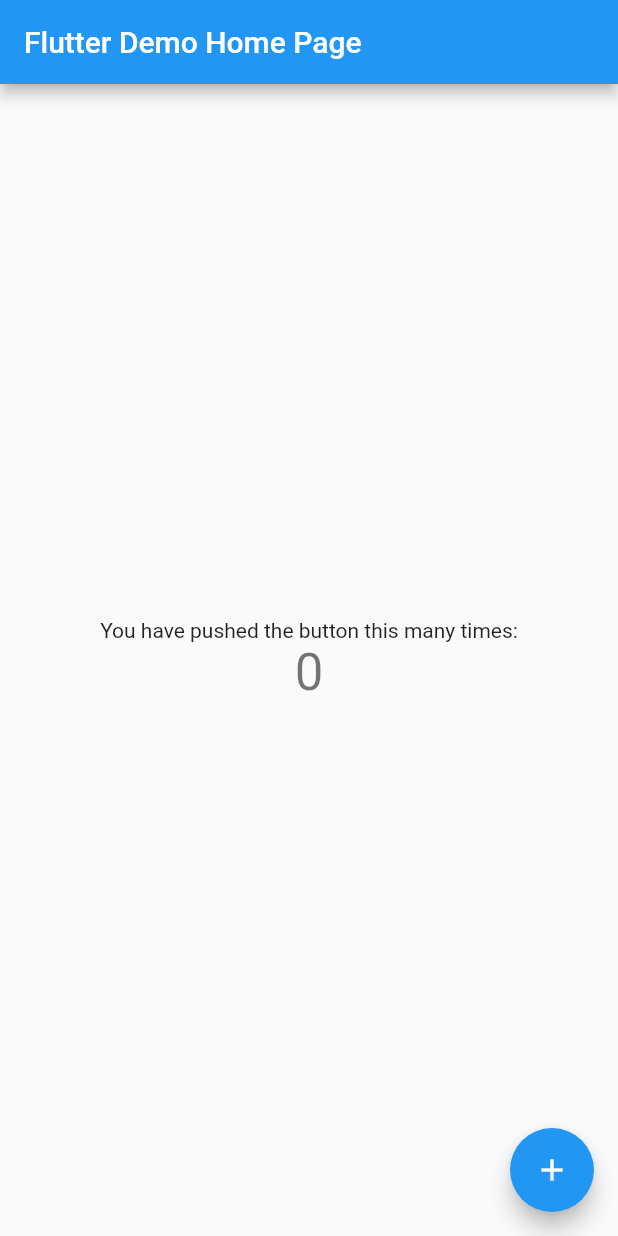
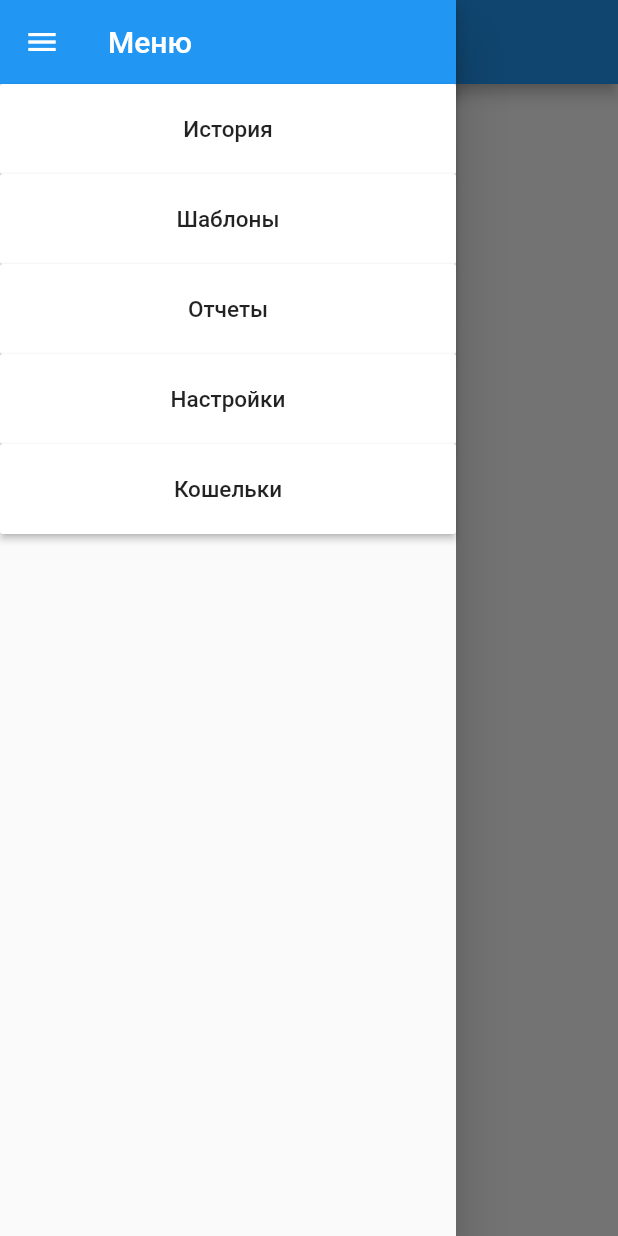
Before and after one commit to andryfaciy/Flatter_App, a Flutter app: the screen it shows after launch, with the side drawer open (before the commit the screen has no drawer), on a phone screen of 412 x 824 dp. Run offline on Flutter 3.47's test engine with Material 2 defaults, Android fonts, the phone set to English and light mode, and no system bars.

Commit message:
Update main.dart

```diff
--- a/flutter_app/lib/main.dart
+++ b/flutter_app/lib/main.dart
@@ -1,117 +1,187 @@
 import 'package:flutter/material.dart';
 
 void main() {
-  runApp(MyApp());
+  runApp(new MyApp());
 }
 
 class MyApp extends StatelessWidget {
-  // This widget is the root of your application.
   @override
   Widget build(BuildContext context) {
-    return MaterialApp(
+    return new MaterialApp(
       title: 'Flutter Demo',
-      theme: ThemeData(
-        // This is the theme of your application.
-        //
-        // Try running your application with "flutter run". You'll see the
-        // application has a blue toolbar. Then, without quitting the app, try
-        // changing the primarySwatch below to Colors.green and then invoke
-        // "hot reload" (press "r" in the console where you ran "flutter run",
-        // or simply save your changes to "hot reload" in a Flutter IDE).
-        // Notice that the counter didn't reset back to zero; the application
-        // is not restarted.
-        primarySwatch: Colors.blue,
-        // This makes the visual density adapt to the platform that you run
-        // the app on. For desktop platforms, the controls will be smaller and
-        // closer together (more dense) than on mobile platforms.
-        visualDensity: VisualDensity.adaptivePlatformDensity,
-      ),
-      home: MyHomePage(title: 'Flutter Demo Home Page'),
+      home: new MyHomePage(),
     );
   }
 }
 
 class MyHomePage extends StatefulWidget {
-  MyHomePage({Key key, this.title}) : super(key: key);
-
-  // This widget is the home page of your application. It is stateful, meaning
-  // that it has a State object (defined below) that contains fields that affect
-  // how it looks.
-
-  // This class is the configuration for the state. It holds the values (in this
-  // case the title) provided by the parent (in this case the App widget) and
-  // used by the build method of the State. Fields in a Widget subclass are
-  // always marked "final".
-
-  final String title;
-
   @override
-  _MyHomePageState createState() => _MyHomePageState();
+  _MyHomePageState createState() => new _MyHomePageState();
 }
 
 class _MyHomePageState extends State<MyHomePage> {
-  int _counter = 0;
+  @override
+  Widget build(BuildContext context) {
+    return new Scaffold(
+      appBar: new AppBar(
+        title: new Text('История'),
+      ),
+      drawer: new Drawer(
+          child: new ListView(
+            children: <Widget>[
+              new AppBar(
+                title: new Text('Меню'),
+              ),
+              ButtonTheme(
+                height: 60,
+                child: RaisedButton(
+                  onPressed: () {Navigator.push(context,MaterialPageRoute(builder: (context) => MyHomePage()));},
+                  child: Text('История', style: TextStyle(fontSize: 15)),
+                  color: Colors.white,
+                ),
+              ),
+              ButtonTheme(
+                height: 60,
+                child: RaisedButton(
+                  onPressed: () {Navigator.push(context,MaterialPageRoute(builder: (context) => TemplatesPage()));},
+                  child: Text('Шаблоны', style: TextStyle(fontSize: 15)),
+                  color: Colors.white,
+                ),
+              ),
+              ButtonTheme(
+                height: 60,
+                child: RaisedButton(
+                  onPressed: () {Navigator.push(context,MaterialPageRoute(builder: (context) => ReportsPage()));},
+                  child: Text('Отчеты', style: TextStyle(fontSize: 15)),
+                  color: Colors.white,
+                ),
+              ),
+              ButtonTheme(
+                height: 60,
+                child: RaisedButton(
+                  onPressed: () {Navigator.push(context,MaterialPageRoute(builder: (context) => SettingsPage()));},
+                  child: Text('Настройки', style: TextStyle(fontSize: 15)),
+                  color: Colors.white,
+                ),
+              ),
+              ButtonTheme(
+                  height: 60,
+                  child: RaisedButton(
+                    onPressed: () {Navigator.push(context,MaterialPageRoute(builder: (context) => WalletsPage()));},
+                    child: Text('Кошельки', style: TextStyle(fontSize: 15)),
+                    color: Colors.white,
+                  ))
 
-  void _incrementCounter() {
-    setState(() {
-      // This call to setState tells the Flutter framework that something has
-      // changed in this State, which causes it to rerun the build method below
-      // so that the display can reflect the updated values. If we changed
-      // _counter without calling setState(), then the build method would not be
-      // called again, and so nothing would appear to happen.
-      _counter++;
-    });
+            ],
+          )),
+    );
+  }
+}
+
+class SettingsPage extends StatefulWidget {
+
+  @override
+  State<StatefulWidget> createState() => new _TabsPageState();
+}
+
+class _TabsPageState extends State<SettingsPage>{
+  bool isInstructionView;
+  @override
+  void initState() {
+    isInstructionView = Global.shared.isInstructionView;
+    super.initState();
   }
 
   @override
   Widget build(BuildContext context) {
-    // This method is rerun every time setState is called, for instance as done
-    // by the _incrementCounter method above.
-    //
-    // The Flutter framework has been optimized to make rerunning build methods
-    // fast, so that you can just rebuild anything that needs updating rather
-    // than having to individually change instances of widgets.
     return Scaffold(
-      appBar: AppBar(
-        // Here we take the value from the MyHomePage object that was created by
-        // the App.build method, and use it to set our appbar title.
-        title: Text(widget.title),
+      appBar: new AppBar(
+        title: new Text("Настройки"),
       ),
-      body: Center(
-        // Center is a layout widget. It takes a single child and positions it
-        // in the middle of the parent.
-        child: Column(
-          // Column is also a layout widget. It takes a list of children and
-          // arranges them vertically. By default, it sizes itself to fit its
-          // children horizontally, and tries to be as tall as its parent.
-          //
-          // Invoke "debug painting" (press "p" in the console, choose the
-          // "Toggle Debug Paint" action from the Flutter Inspector in Android
-          // Studio, or the "Toggle Debug Paint" command in Visual Studio Code)
-          // to see the wireframe for each widget.
-          //
-          // Column has various properties to control how it sizes itself and
-          // how it positions its children. Here we use mainAxisAlignment to
-          // center the children vertically; the main axis here is the vertical
-          // axis because Columns are vertical (the cross axis would be
-          // horizontal).
-          mainAxisAlignment: MainAxisAlignment.center,
-          children: <Widget>[
-            Text(
-              'You have pushed the button this many times:',
-            ),
-            Text(
-              '$_counter',
-              style: Theme.of(context).textTheme.headline4,
-            ),
-          ],
+      body: new Container( alignment: FractionalOffset(0.95, 0.02),
+
+        child:  SwitchListTile(
+          title: Text("Тёмная тема"),
+          value: isInstructionView,
+          onChanged: (bool isOn) {
+            print(isOn);
+            setState(() {
+              isInstructionView = isOn;
+              Global.shared.isInstructionView = isOn;
+              isOn =!isOn;
+              print(isInstructionView);
+            });
+          },
+          activeColor: Colors.green,
+          inactiveTrackColor: Colors.red,
+          inactiveThumbColor: Colors.red,
+
         ),
       ),
-      floatingActionButton: FloatingActionButton(
-        onPressed: _incrementCounter,
-        tooltip: 'Increment',
-        child: Icon(Icons.add),
-      ), // This trailing comma makes auto-formatting nicer for build methods.
+
     );
   }
 }
+
+class Global{
+  static final shared =Global();
+  bool isInstructionView = false;
+}
+class TemplatesPage extends StatelessWidget {   //Экран Шаблоны
+  @override
+  Widget build(BuildContext context) {
+    return Scaffold(
+      appBar: AppBar(title: Text('Шаблоны'),),
+
+    );
+  }
+}
+class WalletsPage extends StatelessWidget {   //Экран кошельков
+  @override
+  Widget build(BuildContext context) {
+    return MaterialApp(
+      theme: ThemeData(
+        primarySwatch: Colors.blue,
+      ),
+      home: Scaffold(
+        appBar: AppBar(title: Text('Кошельки')),
+        body: BodyLayout(),
+      ),
+    );
+  }
+}
+class BodyLayout extends StatelessWidget {
+  @override
+  Widget build(BuildContext context) {
+    return _myListView(context);
+  }
+}
+Widget _myListView(BuildContext context) {
+  return ListView(
+    children: ListTile.divideTiles(
+      context: context,
+      tiles: [
+        ListTile(
+          title: Text('Кошелек 1'),
+        ),
+        ListTile(
+          title: Text('Кошелек 2'),
+        ),
+        ListTile(
+          title: Text('Кошелек 3'),
+        ),
+      ],
+    ).toList(),
+  );
+}
+
+
+//Болгов лох
+class ReportsPage extends StatelessWidget {   //Экран отчетов
+  Widget build(BuildContext context) {
+    return Scaffold(
+      appBar: AppBar(title: Text('Отчеты'),),
+
+    );
+  }
+}
```
